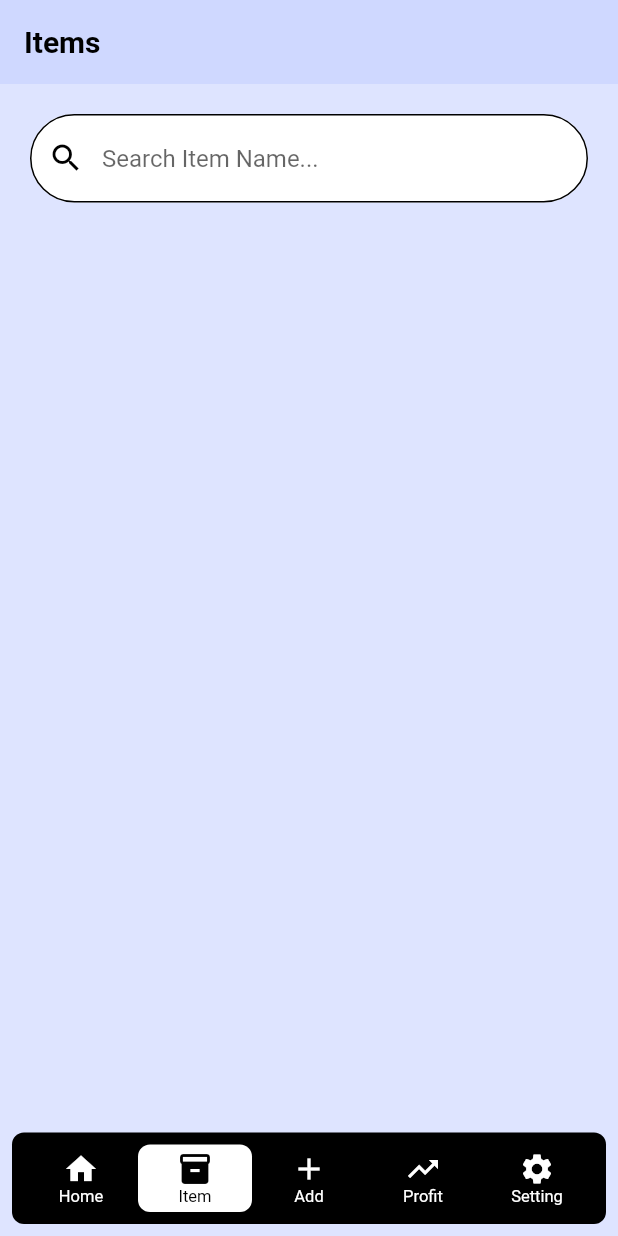
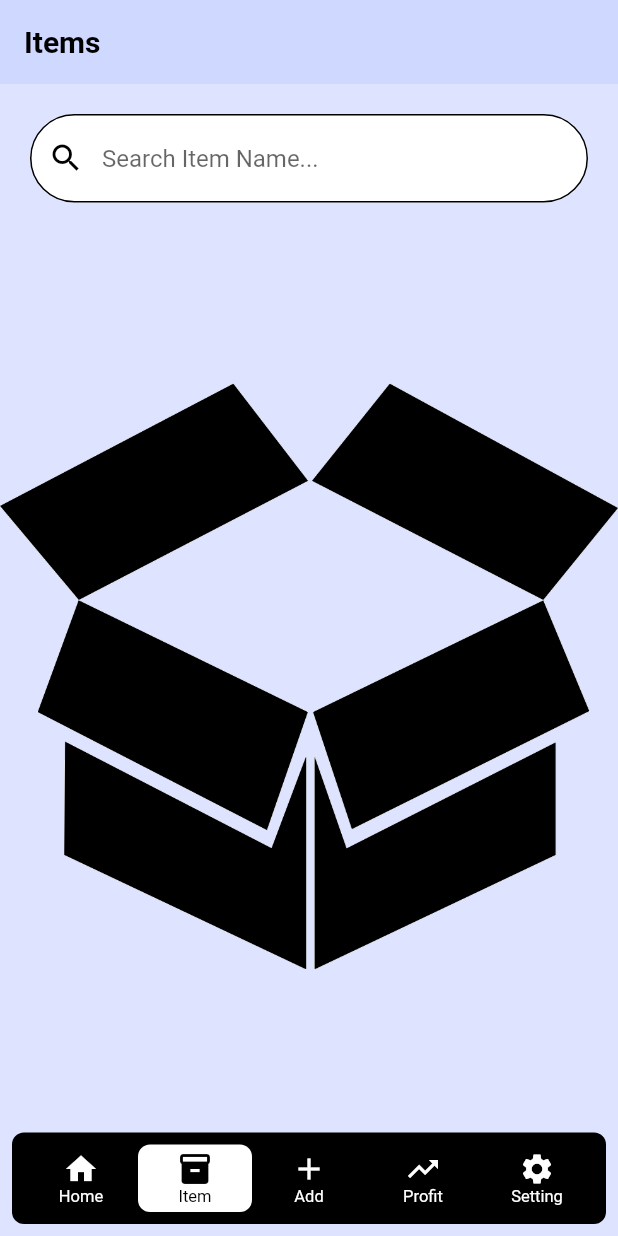
Before and after one commit to munawar3206/stockmanagement-flutter, a Flutter app: the screen it shows after launch, item 2 of the bottom bar chosen, on a phone screen of 412 x 824 dp. Run offline on Flutter 3.47's test engine with Material 2 defaults, Android fonts, the phone set to English and light mode, and no system bars; drawn by our look-alikes of floating_bottom_navigation_bar; our stand-ins replace fl_chart, google_fonts, hive, hive_flutter, image_picker; accounts and stored records are empty; Roboto replaces fonts that are missing (Acme).

```diff
--- a/lib/Screens/Add.dart
+++ b/lib/Screens/Add.dart
@@ -6,7 +6,8 @@ import 'package:image_picker/image_picker.dart';
 import 'package:stock/screens/Item.dart';
 import 'package:stock/functions/function.dart';
 import 'package:stock/model/stock.dart';
-import '../functions/image.dart';
+import 'package:stock/utility/utilities.dart';
+
 
 class Add extends StatefulWidget {
   const Add({Key? key});
--- a/lib/Screens/Item.dart
+++ b/lib/Screens/Item.dart
@@ -73,8 +73,14 @@ class Item extends StatelessWidget {
             child: ValueListenableBuilder<List<Stock>>(
               valueListenable: stocksNotifier,
               builder: (context, stocks, _) {
+                if (stocks.isEmpty) {
+                  return Center(
+                    child: Image.asset('asset/loti.png'),
+                  );
+                }
                 return ListView.builder(
                   itemCount: stocks.length,
+                  reverse: false,
                   itemBuilder: (BuildContext context, int index) {
                     Stock stock = stocks[index];
                     return Padding(
--- a/pubspec.yaml
+++ b/pubspec.yaml
@@ -40,6 +40,7 @@ dependencies:
   path_provider: ^2.0.15
 
 
+
 dev_dependencies:
   build_runner: ^2.4.6
   flutter_launcher_icons: ^0.13.1
@@ -68,6 +69,7 @@ flutter:
   assets:
     - asset/inventoware-logo1.png
     - asset/stationary.jpg
+    - asset/loti.png
     #   - images/a_dot_ham.jpeg
     # An image asset can refer to one or more resolution-specific "variants", see
     # https://flutter.dev/assets-and-images/#resolution-aware
```
Also changed, not shown: lib/Screens/profit.dart (+3 -11 lines), lib/functions/image.dart (deleted, +0 -9 lines), lib/utility/utilities.dart (+10 -1 lines), asset/loti.png (added).
